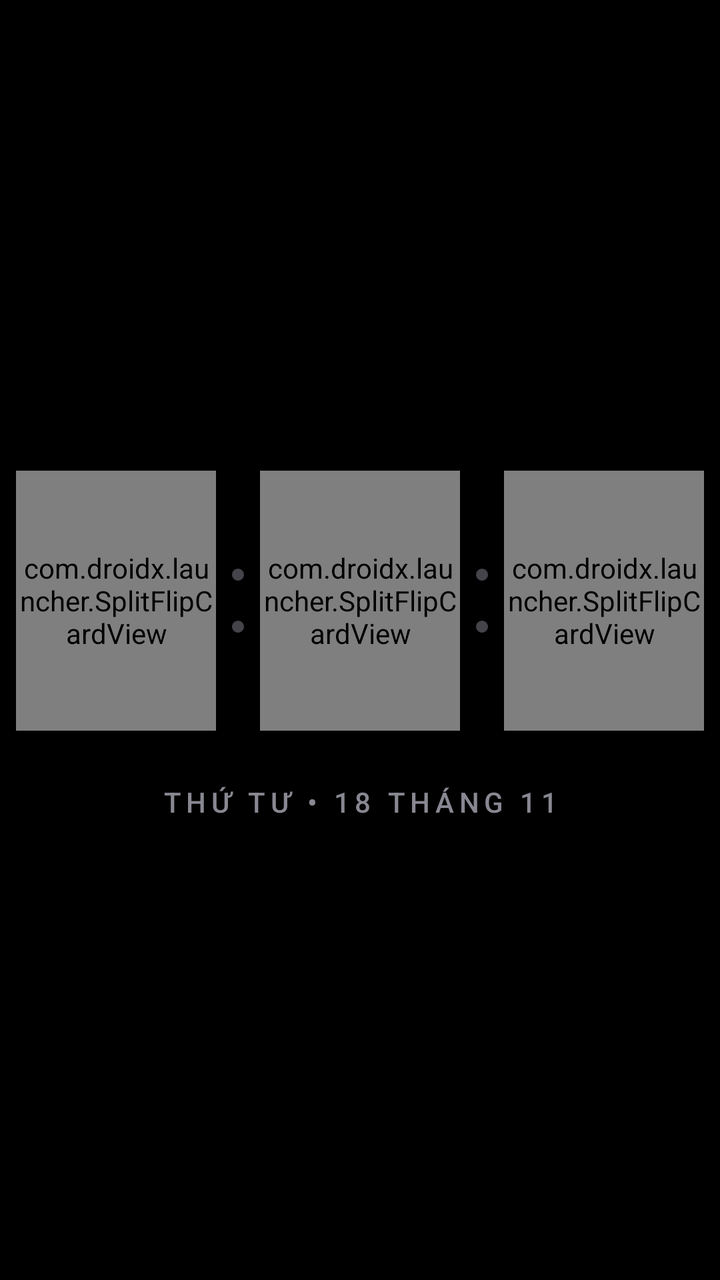
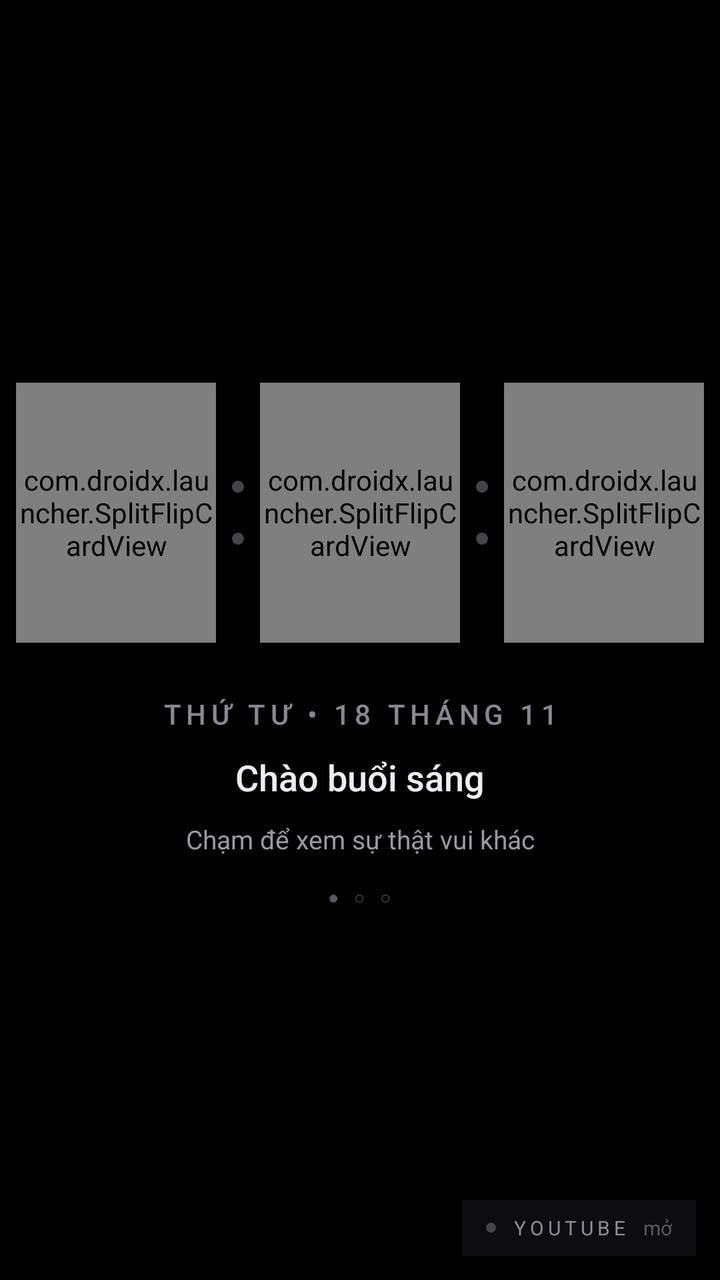

Two renders of the same Android screen: before a commit and after it. Below are the layout's source before the change and the commit's diff.
<!-- AndroidManifest.xml: application theme Theme.DroidX -->
<!-- res/layout/activity_main.xml -->
<?xml version="1.0" encoding="utf-8"?>
<FrameLayout xmlns:android="http://schemas.android.com/apk/res/android"
    android:id="@+id/rootContainer"
    android:layout_width="match_parent"
    android:layout_height="match_parent"
    android:background="@color/bg_black">

    
    <ViewFlipper
        android:id="@+id/viewFlipper"
        android:layout_width="match_parent"
        android:layout_height="match_parent">

        
        <RelativeLayout
            android:id="@+id/pageClock"
            android:layout_width="match_parent"
            android:layout_height="match_parent"
            android:background="@color/bg_black">

            
            <LinearLayout
                android:layout_width="wrap_content"
                android:layout_height="wrap_content"
                android:layout_centerInParent="true"
                android:orientation="vertical"
                android:gravity="center">

                
                <LinearLayout
                    android:layout_width="wrap_content"
                    android:layout_height="wrap_content"
                    android:orientation="horizontal"
                    android:gravity="center"
                    android:padding="6dp">

                    
                    <com.droidx.launcher.SplitFlipCardView
                        android:id="@+id/cardHours"
                        android:layout_width="100dp"
                        android:layout_height="130dp" />

                    
                    <LinearLayout
                        android:layout_width="wrap_content"
                        android:layout_height="wrap_content"
                        android:orientation="vertical"
                        android:gravity="center"
                        android:layout_marginStart="8dp"
                        android:layout_marginEnd="8dp">

                        <View
                            android:layout_width="6dp"
                            android:layout_height="6dp"
                            android:background="@drawable/dot_colon"
                            android:layout_marginBottom="20dp" />

                        <View
                            android:layout_width="6dp"
                            android:layout_height="6dp"
                            android:background="@drawable/dot_colon" />
                    </LinearLayout>

                    
                    <com.droidx.launcher.SplitFlipCardView
                        android:id="@+id/cardMinutes"
                        android:layout_width="100dp"
                        android:layout_height="130dp" />

                    
                    <LinearLayout
                        android:layout_width="wrap_content"
                        android:layout_height="wrap_content"
                        android:orientation="vertical"
                        android:gravity="center"
                        android:layout_marginStart="8dp"
                        android:layout_marginEnd="8dp">

                        <View
                            android:layout_width="6dp"
                            android:layout_height="6dp"
                            android:background="@drawable/dot_colon"
                            android:layout_marginBottom="20dp" />

                        <View
                            android:layout_width="6dp"
                            android:layout_height="6dp"
                            android:background="@drawable/dot_colon" />
                    </LinearLayout>

                    
                    <com.droidx.launcher.SplitFlipCardView
                        android:id="@+id/cardSeconds"
                        android:layout_width="100dp"
                        android:layout_height="130dp" />

                </LinearLayout>

                
                <TextView
                    android:id="@+id/tvDate"
                    android:layout_width="wrap_content"
                    android:layout_height="wrap_content"
                    android:layout_marginTop="20dp"
                    android:text="THỨ TƯ • 18 THÁNG 11"
                    android:textColor="#888892"
                    android:textSize="14sp"
                    android:letterSpacing="0.18"
                    android:fontFamily="sans-serif-medium"
                    android:gravity="center" />

            </LinearLayout>

        </RelativeLayout>

        
        <RelativeLayout
            android:id="@+id/pageEnglish"
            android:layout_width="match_parent"
            android:layout_height="match_parent"
            android:background="@color/bg_black">

            <ProgressBar
                android:id="@+id/pbWebLoading"
                style="?android:attr/progressBarStyleHorizontal"
                android:layout_width="match_parent"
                android:layout_height="2dp"
                android:layout_alignParentTop="true"
                android:progressDrawable="@android:drawable/progress_horizontal"
                android:indeterminateOnly="true" />

            <WebView
                android:id="@+id/wvEnglish"
                android:layout_width="match_parent"
                android:layout_height="match_parent"
                android:layout_below="@id/pbWebLoading" />

            
            <Button
                android:id="@+id/btnReloadWeb"
                android:layout_width="36dp"
                android:layout_height="36dp"
                android:layout_alignParentTop="true"
                android:layout_alignParentEnd="true"
                android:layout_marginTop="12dp"
                android:layout_marginEnd="12dp"
                android:backgroundTint="#60000000"
                android:text="↻"
                android:textColor="#888888"
                android:textSize="13sp" />
        </RelativeLayout>

        
        <LinearLayout
            android:id="@+id/pageApps"
            android:layout_width="match_parent"
            android:layout_height="match_parent"
            android:orientation="vertical"
            android:paddingStart="24dp"
            android:paddingEnd="24dp"
            android:paddingTop="36dp">

            
            <LinearLayout
                android:layout_width="match_parent"
                android:layout_height="wrap_content"
                android:orientation="horizontal"
                android:gravity="center_vertical"
                android:layout_marginBottom="16dp">

                <EditText
                    android:id="@+id/etSearch"
                    android:layout_width="0dp"
                    android:layout_height="44dp"
                    android:layout_weight="1"
                    android:background="@color/card_bg"
                    android:hint="Tìm ứng dụng..."
                    android:textColorHint="@color/text_gray"
                    android:textColor="@color/text_white"
                    android:paddingStart="14dp"
                    android:paddingEnd="14dp"
                    android:textSize="14sp"
                    android:singleLine="true" />

                <Button
                    android:id="@+id/btnSettings"
                    android:layout_width="44dp"
                    android:layout_height="44dp"
                    android:layout_marginStart="10dp"
                    android:backgroundTint="@color/card_bg"
                    android:text="⚙️"
                    android:textColor="@color/text_white"
                    android:textSize="16sp" />
            </LinearLayout>

            
            <GridView
                android:id="@+id/gvApps"
                android:layout_width="match_parent"
                android:layout_height="match_parent"
                android:numColumns="4"
                android:verticalSpacing="16dp"
                android:horizontalSpacing="8dp"
                android:gravity="center" />
        </LinearLayout>

    </ViewFlipper>

</FrameLayout>
<!-- resources referenced by this layout -->
<resources>
  <color name="bg_black">#000000</color>
  <color name="card_bg">#1A1A1A</color>
  <color name="text_gray">#888888</color>
  <color name="text_white">#FFFFFF</color>
  <!-- drawable dot_colon (drawable) -->
  <?xml version="1.0" encoding="utf-8"?>
  <shape xmlns:android="http://schemas.android.com/apk/res/android"
      android:shape="oval">
      <solid android:color="#44444A" />
  </shape>
  <style name="Theme.DroidX" parent="android:Theme.Material.NoActionBar">
          <item name="android:windowBackground">@color/bg_black</item>
          <item name="android:statusBarColor">#00000000</item>
          <item name="android:navigationBarColor">#00000000</item>
      </style>
</resources>

<!-- the commit's change to res/layout/activity_main.xml (unified diff, before → after) -->
@@ -20,6 +20,7 @@
 
             
             <LinearLayout
+                android:id="@+id/clockCenter"
                 android:layout_width="wrap_content"
                 android:layout_height="wrap_content"
                 android:layout_centerInParent="true"
@@ -108,6 +109,83 @@
                     android:letterSpacing="0.18"
                     android:fontFamily="sans-serif-medium"
                     android:gravity="center" />
+
+                
+                <TextView
+                    android:id="@+id/tvGreeting"
+                    android:layout_width="wrap_content"
+                    android:layout_height="wrap_content"
+                    android:layout_marginTop="10dp"
+                    android:text="Chào buổi sáng"
+                    android:textColor="#EDEDF2"
+                    android:textSize="18sp"
+                    android:fontFamily="sans-serif-medium"
+                    android:gravity="center" />
+
+                
+                <TextView
+                    android:id="@+id/tvFunFact"
+                    android:layout_width="300dp"
+                    android:layout_height="wrap_content"
+                    android:layout_marginTop="10dp"
+                    android:text="Chạm để xem sự thật vui khác"
+                    android:textColor="#9A9AA5"
+                    android:textSize="13sp"
+                    android:gravity="center"
+                    android:maxLines="3" />
+
+                
+                <TextView
+                    android:id="@+id/tvDots"
+                    android:layout_width="wrap_content"
+                    android:layout_height="wrap_content"
+                    android:layout_marginTop="14dp"
+                    android:text="● ○ ○"
+                    android:textColor="#5A5A64"
+                    android:textSize="9sp"
+                    android:letterSpacing="0.3"
+                    android:gravity="center" />
+
+            </LinearLayout>
+
+            
+            <LinearLayout
+                android:id="@+id/ytPill"
+                android:layout_width="wrap_content"
+                android:layout_height="28dp"
+                android:layout_alignParentBottom="true"
+                android:layout_alignParentEnd="true"
+                android:layout_marginEnd="12dp"
+                android:layout_marginBottom="12dp"
+                android:orientation="horizontal"
+                android:gravity="center_vertical"
+                android:paddingStart="12dp"
+                android:paddingEnd="12dp"
+                android:background="#0D0D10">
+
+                <View
+                    android:layout_width="5dp"
+                    android:layout_height="5dp"
+                    android:background="@drawable/dot_colon" />
+
+                <TextView
+                    android:id="@+id/tvMusicLabel"
+                    android:layout_width="wrap_content"
+                    android:layout_height="wrap_content"
+                    android:layout_marginStart="8dp"
+                    android:text="YOUTUBE"
+                    android:textColor="#8E8E98"
+                    android:textSize="10sp"
+                    android:letterSpacing="0.2" />
+
+                <TextView
+                    android:id="@+id/tvMusicState"
+                    android:layout_width="wrap_content"
+                    android:layout_height="wrap_content"
+                    android:layout_marginStart="8dp"
+                    android:text="mở"
+                    android:textColor="#5A5A64"
+                    android:textSize="10sp" />
 
             </LinearLayout>
 
@@ -148,6 +226,20 @@
                 android:text="↻"
                 android:textColor="#888888"
                 android:textSize="13sp" />
+
+            
+            <TextView
+                android:id="@+id/tvDotsEng"
+                android:layout_width="wrap_content"
+                android:layout_height="wrap_content"
+                android:layout_alignParentTop="true"
+                android:layout_alignParentStart="true"
+                android:layout_marginTop="14dp"
+                android:layout_marginStart="16dp"
+                android:text="○ ● ○   TIẾNG ANH"
+                android:textColor="#5A5A64"
+                android:textSize="10sp"
+                android:letterSpacing="0.15" />
         </RelativeLayout>
 
         
@@ -159,6 +251,18 @@
             android:paddingStart="24dp"
             android:paddingEnd="24dp"
             android:paddingTop="36dp">
+
+            
+            <TextView
+                android:id="@+id/tvDotsApps"
+                android:layout_width="match_parent"
+                android:layout_height="wrap_content"
+                android:layout_marginBottom="12dp"
+                android:text="○ ○ ●   KHO APP"
+                android:textColor="#5A5A64"
+                android:textSize="10sp"
+                android:letterSpacing="0.15"
+                android:gravity="center" />
 
             
             <LinearLayout
@@ -188,9 +292,9 @@
                     android:layout_height="44dp"
                     android:layout_marginStart="10dp"
                     android:backgroundTint="@color/card_bg"
-                    android:text="⚙️"
+                    android:text="≡"
                     android:textColor="@color/text_white"
-                    android:textSize="16sp" />
+                    android:textSize="18sp" />
             </LinearLayout>
 
             
